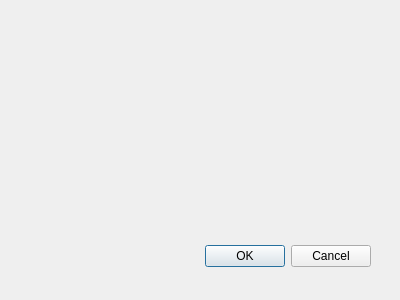
The window that examples/foss4g2011_example1/ui_foss4g2011_example1.ui (cugos/qgisworkshop_org) describes before a commit, drawn with Qt 5.
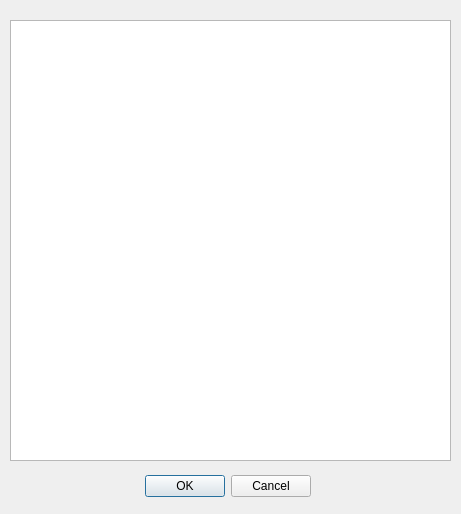
The same window after the commit.

Commit message: finished example 1 for 1st hour

Patch:
```diff
--- a/examples/foss4g2011_example1/ui_foss4g2011_example1.ui
+++ b/examples/foss4g2011_example1/ui_foss4g2011_example1.ui
@@ -1,22 +1,22 @@
 <ui version="4.0" >
  <class>foss4g2011_example1</class>
- <widget class="QDialog" name="foss4g2011_example1" >
-  <property name="geometry" >
+ <widget class="QDialog" name="foss4g2011_example1">
+  <property name="geometry">
    <rect>
     <x>0</x>
     <y>0</y>
-    <width>400</width>
-    <height>300</height>
+    <width>461</width>
+    <height>514</height>
    </rect>
   </property>
   <property name="windowTitle" >
    <string>foss4g2011_example1</string>
   </property>
-  <widget class="QDialogButtonBox" name="buttonBox" >
-   <property name="geometry" >
+  <widget class="QDialogButtonBox" name="buttonBox">
+   <property name="geometry">
     <rect>
-     <x>30</x>
-     <y>240</y>
+     <x>-30</x>
+     <y>470</y>
      <width>341</width>
      <height>32</height>
     </rect>
@@ -28,6 +28,16 @@
     <set>QDialogButtonBox::Cancel|QDialogButtonBox::Ok</set>
    </property>
   </widget>
+  <widget class="QTextBrowser" name="txtFeedback">
+   <property name="geometry">
+    <rect>
+     <x>10</x>
+     <y>20</y>
+     <width>441</width>
+     <height>441</height>
+    </rect>
+   </property>
+  </widget>
  </widget>
  <resources/>
  <connections>
```
Left out of the diff: 17 changed lines with no effect on the pictures. The commit also changes 4 other files.
